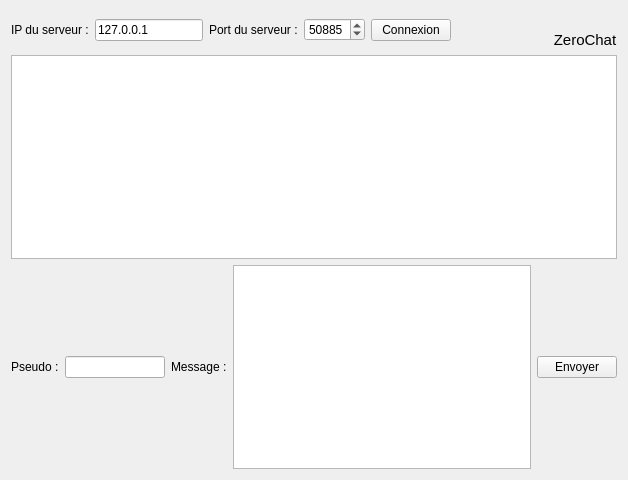
Before: the Qt Designer form Qt/QtClient/fenclient.ui in JulienBreton/cplusplus_programming, drawn with Qt 5.
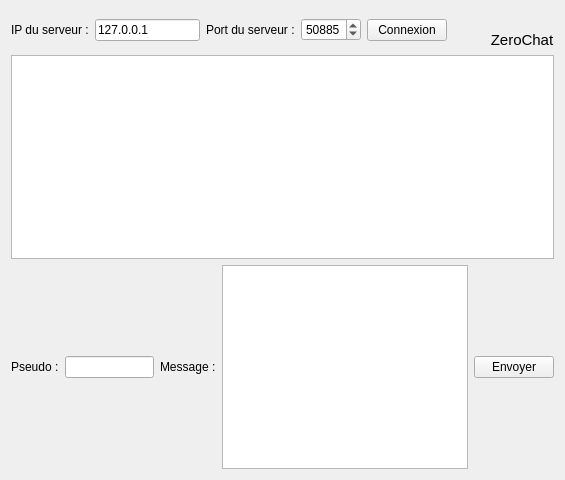
After: the same form once the commit is applied. Icons and pictures are not drawn.

What changed in the file:
```diff
--- a/Qt/QtClient/fenclient.ui
+++ b/Qt/QtClient/fenclient.ui
@@ -6,7 +6,7 @@
    <rect>
     <x>0</x>
     <y>0</y>
-    <width>628</width>
+    <width>565</width>
     <height>480</height>
    </rect>
   </property>
```
